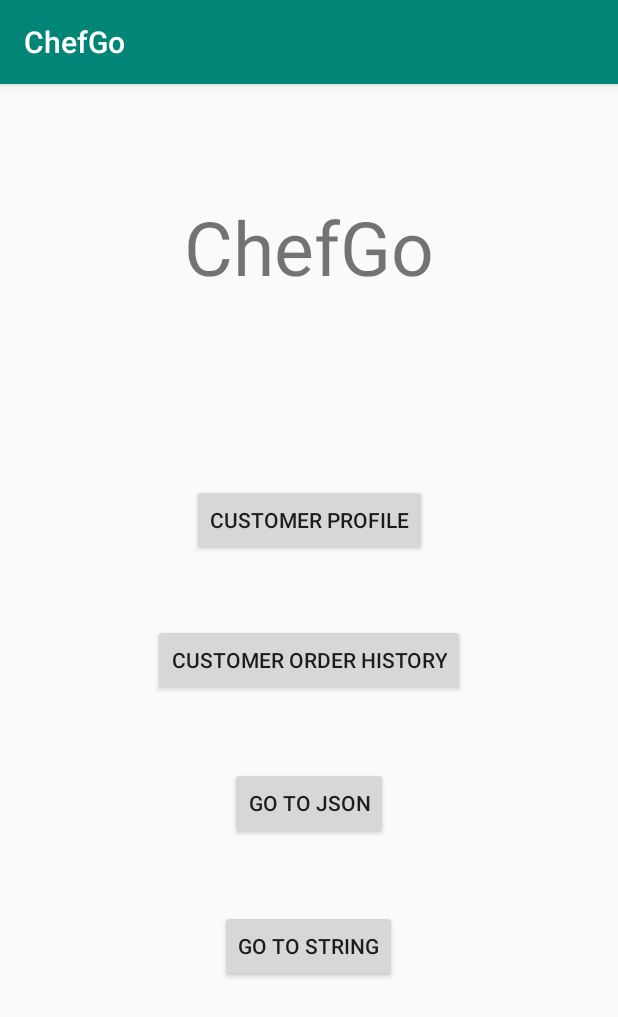
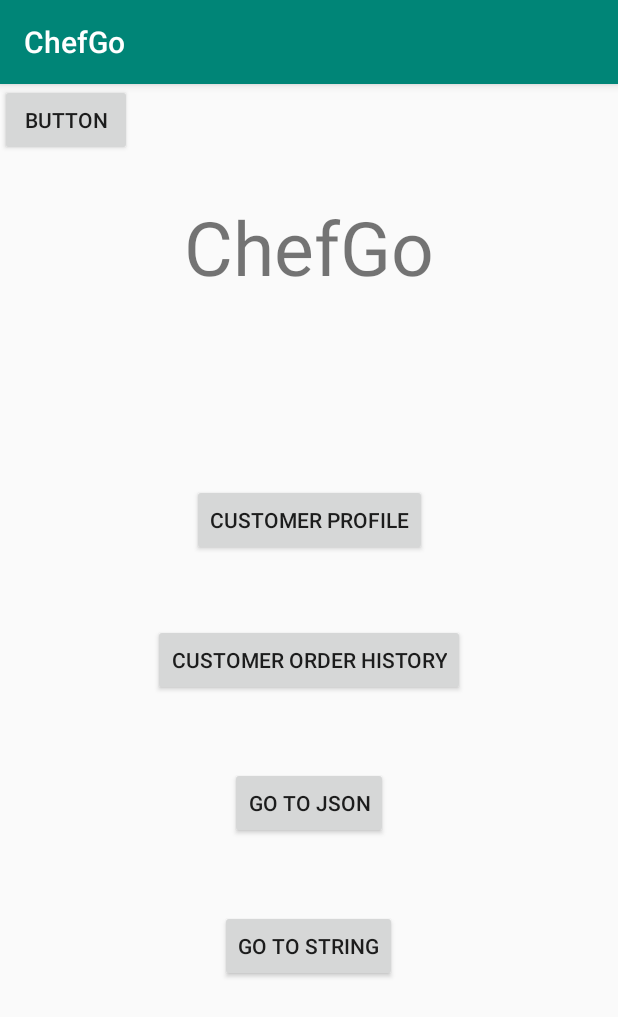
Before and after one commit to ajuarez99/ChefGo, an Android app: the screen it shows after launch (MainActivity), on a phone screen of 412 x 824 dp. Shown: the top 1017 px of the screen. Run offline under Robolectric (Android 15) with nearby library versions, the phone set to English and light mode, and no system bars; our stand-ins replace Volley.

Commit message:
worked on frontend and got roundtrip response to work on local enviorment for orderHistory class

```diff
--- a/Backend/SpringBoot/demo-1/src/main/java/com/example/demo/orderhistory/OrderHistoryController.java
+++ b/Backend/SpringBoot/demo-1/src/main/java/com/example/demo/orderhistory/OrderHistoryController.java
@@ -26,7 +26,7 @@ public class OrderHistoryController {
 
 	@RequestMapping("/orderHistory/{id}")
 	public OrderHistory displayOrderById(@PathVariable int id) {
-		return orderHistory.getOrderById(id);
+		return orderHistory.getOrderByOid(id);
 	}
 
 	@RequestMapping("/orderHistory/{username}")
--- a/Backend/SpringBoot/demo-1/src/main/java/com/example/demo/orderhistory/OrderHistoryRepo.java
+++ b/Backend/SpringBoot/demo-1/src/main/java/com/example/demo/orderhistory/OrderHistoryRepo.java
@@ -1,6 +1,7 @@
 package com.example.demo.orderhistory;
 
 import java.util.List;
+import java.util.Optional;
 
 import org.springframework.data.jpa.repository.JpaRepository;
 
@@ -10,4 +11,5 @@ import org.springframework.data.jpa.repository.JpaRepository;
 public interface OrderHistoryRepo extends JpaRepository<OrderHistory, Integer> {
 
 	public List<OrderHistory> findByChefName(String chefName);
+	public Optional<OrderHistory> findByOid(int oid);
 }
--- a/Backend/SpringBoot/demo-1/src/main/java/com/example/demo/orderhistory/OrderHistoryService.java
+++ b/Backend/SpringBoot/demo-1/src/main/java/com/example/demo/orderhistory/OrderHistoryService.java
@@ -27,8 +27,8 @@ public class OrderHistoryService {
 		return u;
 	}
 
-	public OrderHistory getOrderById(int id) {
-		Optional<OrderHistory> u = orderHistoryRepo.findById(id);
+	public OrderHistory getOrderByOid(int oid) {
+		Optional<OrderHistory> u = orderHistoryRepo.findByOid(oid);
 
 		return u.get();
 	}
--- a/Frontend/app/src/main/AndroidManifest.xml
+++ b/Frontend/app/src/main/AndroidManifest.xml
@@ -4,7 +4,7 @@
 
     <uses-permission android:name="android.permission.INTERNET" />
     <uses-permission android:name="android.permission.ACCESS_NETWORK_STATE" />
-
+    <uses-permission android:name="android.permission.LOCALHOST" />
 
     <application
         android:name="com.example.chefgo.app.AppController"
@@ -13,7 +13,9 @@
         android:label="@string/app_name"
         android:roundIcon="@mipmap/ic_launcher_round"
         android:supportsRtl="true"
-        android:theme="@style/AppTheme">
+        android:theme="@style/AppTheme"
+        android:usesCleartextTraffic="true">
+
         <activity android:name=".CustomerOrderHistoryActivity" />
         <activity android:name=".CustomerProfileActivity" />
         <activity android:name=".MainActivity">
--- a/Frontend/app/src/main/java/com/example/chefgo/MainActivity.java
+++ b/Frontend/app/src/main/java/com/example/chefgo/MainActivity.java
@@ -10,13 +10,15 @@
 public class MainActivity extends AppCompatActivity {
     Button customerProfileButton;
     Button customerOrderHistoryButton;
+    Button test;
 
     @Override
     protected void onCreate(Bundle savedInstanceState) {
         super.onCreate(savedInstanceState);
         setContentView(R.layout.activity_main);
 
-        customerProfileButton = findViewById(R.id.buttonNext);
+
+        customerProfileButton = findViewById(R.id.buttonCustomerProfile);
         customerProfileButton.setOnClickListener(new View.OnClickListener() {
             @Override
             public void onClick(View view) {
--- a/Frontend/app/src/main/java/com/example/chefgo/RequestHandler.java
+++ b/Frontend/app/src/main/java/com/example/chefgo/RequestHandler.java
@@ -13,7 +13,7 @@ import static com.example.chefgo.app.AppController.TAG;
 
 public class RequestHandler {
 
-    private String URL = "coms-309-sb-3.misc.iastate.edu:8080/users";
+    private String URL = "http://10.0.2.2:8082/orderHistory";
     private String jsonObjectTag = "jobj_req", tag_json_arry = "jarray_req";
 
     public void makeJsonObjReq() {
--- a/Frontend/app/src/main/java/com/example/chefgo/app/AppController.java
+++ b/Frontend/app/src/main/java/com/example/chefgo/app/AppController.java
@@ -15,7 +15,7 @@ public class AppController extends Application {
     private RequestQueue mRequestQueue;
     private ImageLoader mImageLoader;
     private static AppController mInstance;
-    public String http = "http://coms-309-sb-3.misc.iastate.edu:8080/";
+    public String http = "http://10.0.2.2:8082/orderHistory";
     @Override
     public void onCreate() {
         super.onCreate();
--- a/Frontend/app/src/main/res/layout/activity_main.xml
+++ b/Frontend/app/src/main/res/layout/activity_main.xml
@@ -7,7 +7,7 @@
     tools:context=".MainActivity">
 
     <Button
-        android:id="@+id/buttonNext"
+        android:id="@+id/buttonCustomerProfile"
         android:layout_width="wrap_content"
         android:layout_height="wrap_content"
         android:text="Customer Profile"
@@ -64,4 +64,12 @@
         app:layout_constraintTop_toTopOf="parent"
         app:layout_constraintVertical_bias="0.765" />
 
+    <Button
+        android:id="@+id/button"
+        android:layout_width="wrap_content"
+        android:layout_height="wrap_content"
+        android:text="Button"
+        tools:layout_editor_absoluteX="154dp"
+        tools:layout_editor_absoluteY="165dp" />
+
 </androidx.constraintlayout.widget.ConstraintLayout>
```
Also changed, not shown: Frontend/app/src/main/java/com/example/chefgo/CustomerProfileActivity.java (+67 -13 lines).
